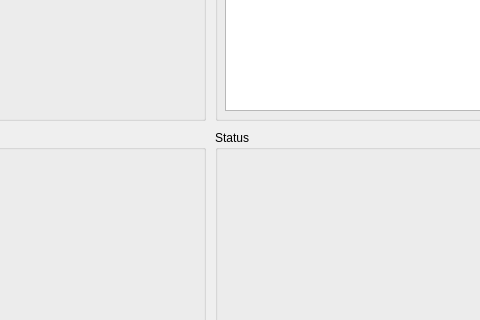
The window that GUI/MK1.ui (nhatmicls/ManualControl) describes before a commit, drawn with Qt 5; both pictures show x 695 to 1175 and y 260 to 580 of the 1280 by 720 pixel window.
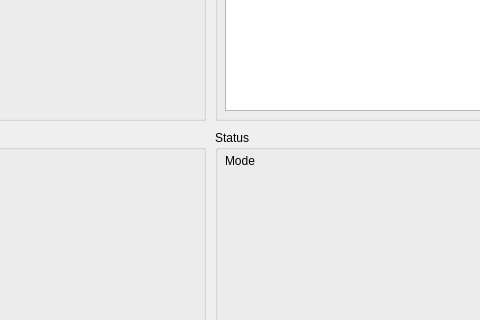
The same window after the commit. Icons and pictures are not drawn.

Commit message: Add control mode

What changed in the file:
```diff
--- a/GUI/MK1.ui
+++ b/GUI/MK1.ui
@@ -361,6 +361,32 @@
     <property name="title">
      <string>Status</string>
     </property>
+    <widget class="QLabel" name="label_5">
+     <property name="geometry">
+      <rect>
+       <x>10</x>
+       <y>20</y>
+       <width>31</width>
+       <height>21</height>
+      </rect>
+     </property>
+     <property name="text">
+      <string>Mode:</string>
+     </property>
+    </widget>
+    <widget class="QLabel" name="controlmode_label">
+     <property name="geometry">
+      <rect>
+       <x>50</x>
+       <y>20</y>
+       <width>47</width>
+       <height>21</height>
+      </rect>
+     </property>
+     <property name="text">
+      <string/>
+     </property>
+    </widget>
    </widget>
    <zorder>groupBox_2</zorder>
    <zorder>groupBox</zorder>
```
The commit also changes 4 other files.
